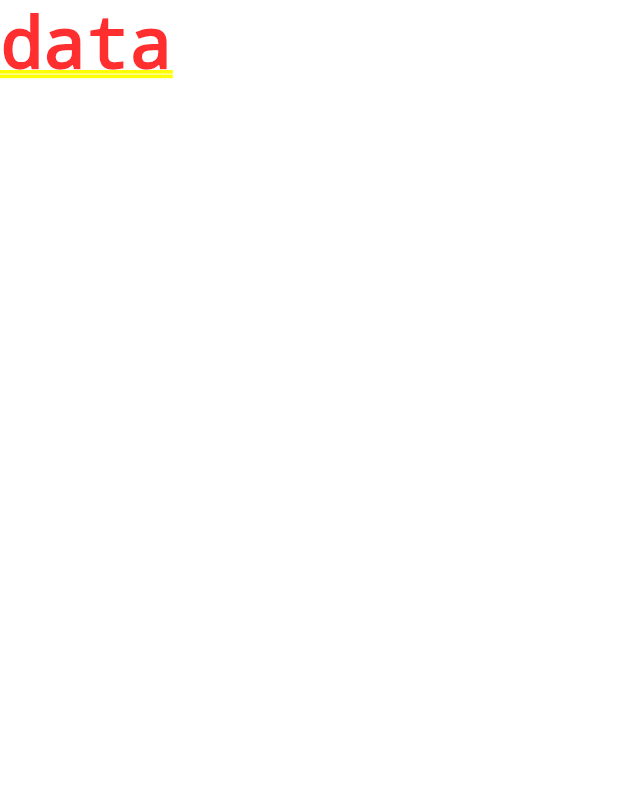
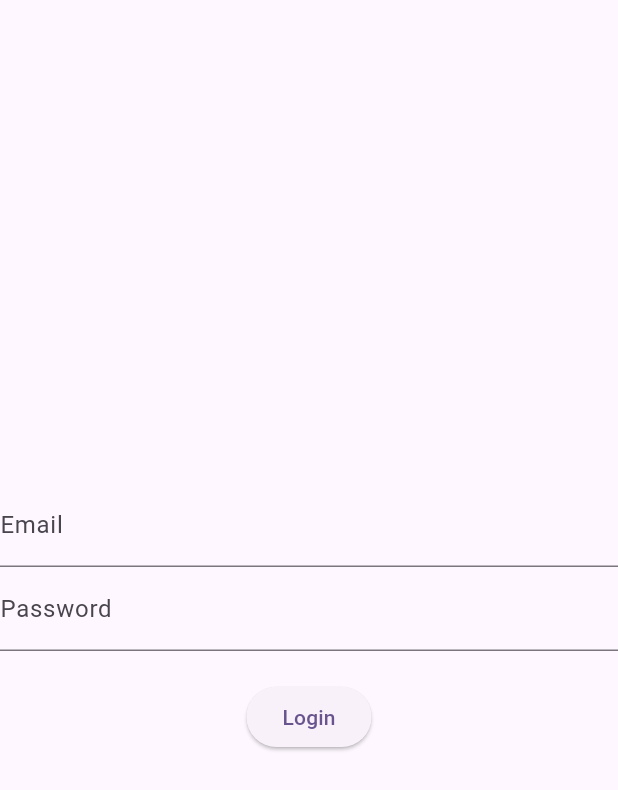
Before and after one commit to tito06/streamline, a Flutter app: the screen it shows after launch, on a phone screen of 412 x 824 dp. Shown: the top 790 px of the screen. Run offline on Flutter 3.47's test engine with Material 3 defaults, Android fonts, the light colour scheme and no system bars; our stand-ins replace flutter_bloc, supabase_flutter; accounts and stored records are empty.

Commit message:
Login added with supabase

```diff
--- /dev/null
+++ b/lib/blocs/auth/login_bloc.dart
@@ -0,0 +1,30 @@
+
+import 'package:flutter_bloc/flutter_bloc.dart';
+import 'package:stream_line/blocs/auth/login_event.dart';
+import 'package:stream_line/blocs/auth/login_state.dart';
+import 'package:supabase_flutter/supabase_flutter.dart';
+
+class LoginBloc extends Bloc<LoginEvent, LoginState> {
+  LoginBloc() : super(LoginInitial()) {
+    on<OnLogin>(_onLogin);
+  }
+
+  final SupabaseClient _supabaseClient = Supabase.instance.client;
+
+  Future<void> _onLogin(OnLogin event, Emitter<LoginState> emit) async {
+    emit(OnLoading());
+
+    try {
+      final response = await _supabaseClient.auth
+          .signInWithPassword(email: event.username, password: event.password);
+
+      if (response.user != null) {
+        emit(OnSuccess(response.user!.id));
+      } else {
+        emit(OnFailure("Something went wrong."));
+      }
+    } catch (e) {
+      emit(OnFailure(e.toString()));
+    }
+  }
+}
--- /dev/null
+++ b/lib/blocs/auth/login_event.dart
@@ -0,0 +1,8 @@
+abstract class LoginEvent {}
+
+class OnLogin extends LoginEvent {
+  final String username;
+  final String password;
+
+  OnLogin(this.username, this.password);
+}
--- /dev/null
+++ b/lib/blocs/auth/login_state.dart
@@ -0,0 +1,17 @@
+abstract class LoginState {}
+
+class LoginInitial extends LoginState {}
+
+class OnLoading extends LoginState{}
+
+class OnSuccess extends LoginState {
+  final String userId;
+
+  OnSuccess(this.userId);
+}
+
+class OnFailure extends LoginState {
+  final String error;
+
+  OnFailure(this.error);
+}
--- /dev/null
+++ b/lib/screens/login_screen.dart
@@ -0,0 +1,60 @@
+import 'package:flutter/material.dart';
+import 'package:flutter_bloc/flutter_bloc.dart';
+import 'package:stream_line/blocs/auth/login_bloc.dart';
+import 'package:stream_line/blocs/auth/login_event.dart';
+import 'package:stream_line/blocs/auth/login_state.dart';
+
+class LoginScreen extends StatelessWidget {
+  LoginScreen({super.key});
+
+  final TextEditingController _emailController = TextEditingController();
+  final TextEditingController _passwordController = TextEditingController();
+
+  @override
+  Widget build(BuildContext context) {
+    return BlocProvider(
+      create: (context) => LoginBloc(),
+      child: BlocConsumer<LoginBloc, LoginState>(
+        listener: (context, state) {
+          if (state is OnFailure) {
+            ScaffoldMessenger.of(context)
+                .showSnackBar(SnackBar(content: Text(state.error)));
+          }
+
+          if (state is OnSuccess) {}
+        },
+        builder: (context, state) {
+          return Scaffold(
+            body: Column(
+              mainAxisAlignment: MainAxisAlignment.center,
+              crossAxisAlignment: CrossAxisAlignment.center,
+              children: [
+                TextField(
+                  controller: _emailController,
+                  decoration: const InputDecoration(label: Text("Email")),
+                ),
+                TextField(
+                  controller: _passwordController,
+                  decoration: const InputDecoration(label: Text("Password")),
+                ),
+                const SizedBox(
+                  height: 20,
+                ),
+                if (state is OnLoading)
+                  const Center(child: CircularProgressIndicator())
+                else
+                  ElevatedButton(
+                      onPressed: () {
+                        context.read<LoginBloc>().add(OnLogin(
+                            _emailController.text.trim(),
+                            _passwordController.text.trim()));
+                      },
+                      child: const Text("Login"))
+              ],
+            ),
+          );
+        },
+      ),
+    );
+  }
+}
--- a/pubspec.yaml
+++ b/pubspec.yaml
@@ -36,6 +36,8 @@ dependencies:
   # Use with the CupertinoIcons class for iOS style icons.
   cupertino_icons: ^1.0.8
   flutter_bloc: ^9.1.1
+  supabase_flutter: ^2.10.2
+  http: ^1.5.0
 
 dev_dependencies:
   flutter_test:
```
Also changed, not shown: lib/main.dart (+10 -2 lines), pubspec.lock, 14 other files.
